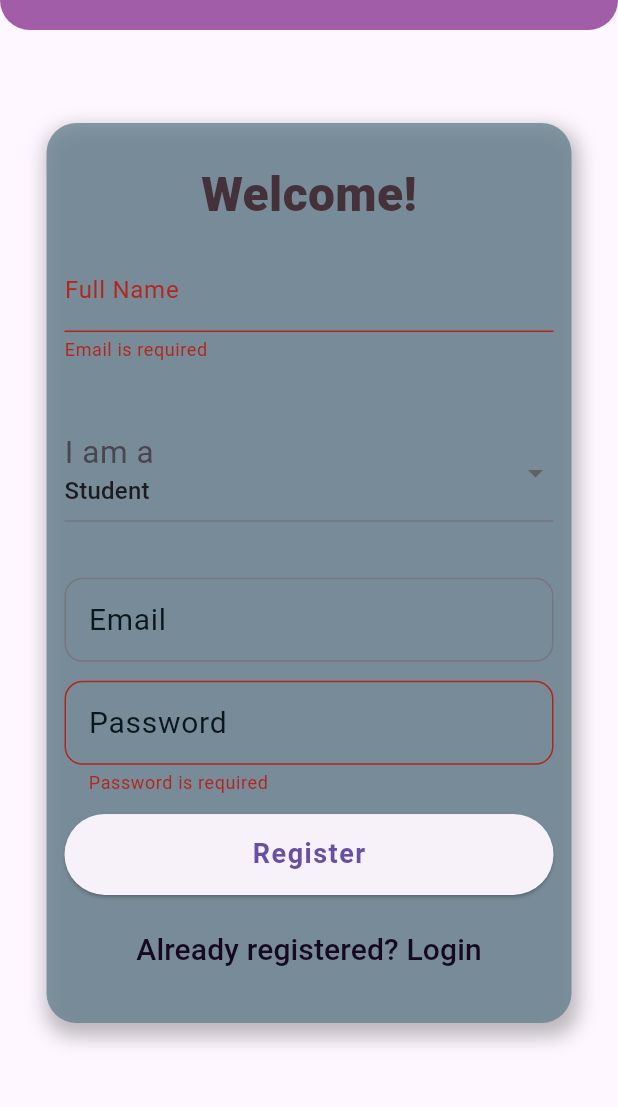
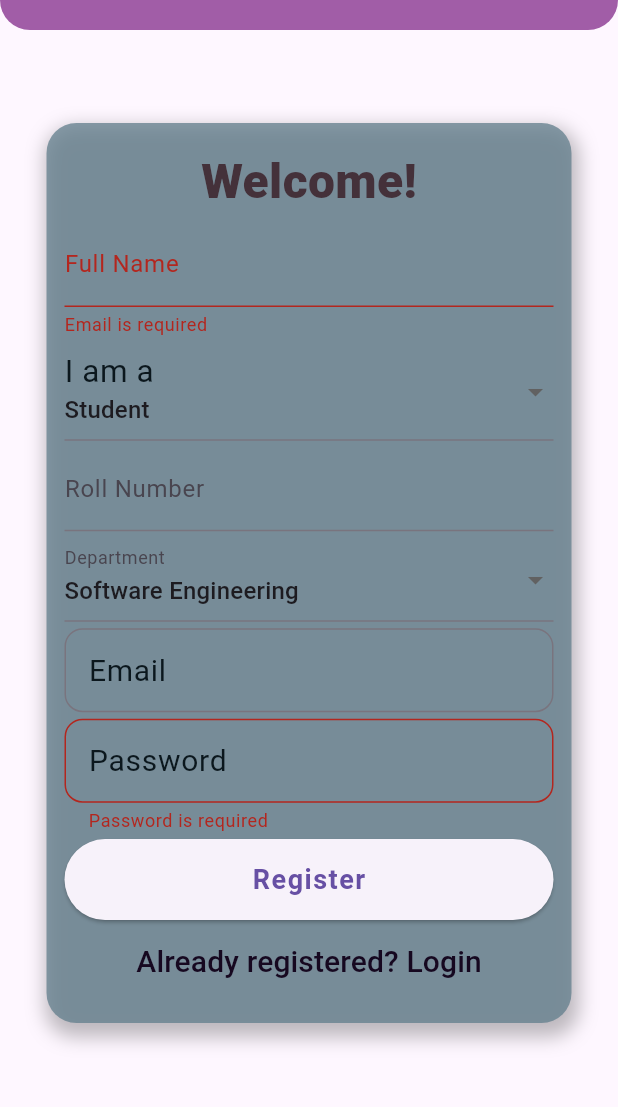
Before and after one commit to Akbar-Hossan/AttendLite, a Flutter app: the screen it shows after launch, after a tap on "Log In", after a tap on "Don't have an account? Register", on a phone screen of 412 x 824 dp, the part 120-1227 px from its top. Run offline on Flutter 3.47's test engine with Material 3 defaults, Android fonts, the phone set to English and light mode, and no system bars; our stand-ins replace cloud_firestore, firebase_auth, firebase_core; accounts and stored records are empty.

Commit message:
department added and teachers section updated

```diff
--- /dev/null
+++ b/lib/data/departments.dart
@@ -0,0 +1,30 @@
+
+final List<String> departments = [
+  'Software Engineering',
+  'Architecture',
+  'Chemical Engineering and Polymer Science',
+  'Civil and Environmental Engineering',
+  'Computer Science and Engineering',
+  'Electrical and Electronic Engineering',
+  'Food Engineering and Tea Technology',
+  'Industrial and Production Engineering',
+  'Mechanical Engineering',
+  'Petroleum and Mining Engineering',
+  'Biochemistry and Molecular Biology',
+  'Genetic Engineering and Biotechnology',
+  'Business Administration',
+  'Chemistry',
+  'Geography and Environment',
+  'Mathematics',
+  'Physics',
+  'Statistics',
+  'Oceanography',
+  'Anthropology',
+  'Bangla',
+  'English',
+  'Economics',
+  'Political Studies',
+  'Public Administration',
+  'Social Work',
+  'Sociology',
+];
--- a/lib/screens/auth_wrapper.dart
+++ b/lib/screens/auth_wrapper.dart
@@ -1,7 +1,7 @@
+import 'package:attend_lite/screens/student_home.dart';
 import 'package:flutter/material.dart';
 import 'package:firebase_auth/firebase_auth.dart';
 import 'login.dart';
-import 'home.dart';
 
 class AuthWrapper extends StatelessWidget {
   const AuthWrapper({super.key});
@@ -11,7 +11,7 @@ class AuthWrapper extends StatelessWidget {
     final user = FirebaseAuth.instance.currentUser;
 
     if (user != null) {
-      return HomeScreen();
+      return StudentHome();
     }
 
     return const Login();
--- a/lib/screens/login.dart
+++ b/lib/screens/login.dart
@@ -2,8 +2,9 @@ import 'package:attend_lite/screens/teacher_home.dart';
 import 'package:cloud_firestore/cloud_firestore.dart';
 import 'package:flutter/material.dart';
 import 'package:firebase_auth/firebase_auth.dart';
-import 'home.dart';
 import 'verify_email.dart';
+import 'student_home.dart';
+import '../data/departments.dart';
 
 class Login extends StatefulWidget {
   const Login({super.key});
@@ -17,15 +18,19 @@ class _LoginState extends State<Login> {
   String selectedRole = "student";
   bool isLogin = true;
   bool isLoading = false;
+  String? selectedDepartment = departments.first;
   // controllers
   final TextEditingController emailController = TextEditingController();
   final TextEditingController passwordController = TextEditingController();
   final TextEditingController nameController = TextEditingController();
+  final TextEditingController rollController = TextEditingController();
 
   Future<void> loginUser() async {
     final email = emailController.text.trim();
     final password = passwordController.text;
     final name = nameController.text.trim();
+    final roll = rollController.text.trim();
+    final dept = selectedDepartment;
 
     setState(() => isLoading = true);
 
@@ -47,7 +52,7 @@ class _LoginState extends State<Login> {
           context,
           MaterialPageRoute(
             builder: (context) =>
-                userRole == "student" ? TeacherHome() : TeacherHome(),
+                userRole == "student" ? StudentHome() : TeacherHome(),
           ), // for now homescreen
         );
       } else {
@@ -64,12 +69,16 @@ class _LoginState extends State<Login> {
               'name': name,
               'email': email,
               'role': selectedRole,
+              'roll': selectedRole == 'student' ? roll : null,
+              'dept': dept,
               'createAt': FieldValue.serverTimestamp(),
             });
 
         Navigator.pushReplacement(
           context,
-          MaterialPageRoute(builder: (context) => VerifyEmail()),
+          MaterialPageRoute(
+            builder: (context) => VerifyEmail(role: selectedRole),
+          ),
         );
       }
     } on FirebaseAuthException catch (e) {
@@ -145,9 +154,9 @@ class _LoginState extends State<Login> {
               },
               decoration: const InputDecoration(labelText: 'Full Name'),
             ),
-            const SizedBox(height: 16),
             DropdownButtonFormField<String>(
               value: selectedRole,
+
               items: const [
                 DropdownMenuItem(value: 'student', child: Text('Student')),
                 DropdownMenuItem(value: 'teacher', child: Text('Teacher')),
@@ -155,17 +164,63 @@ class _LoginState extends State<Login> {
               onChanged: (value) => setState(() => selectedRole = value!),
               decoration: const InputDecoration(
                 labelText: 'I am a',
-                labelStyle: TextStyle(fontSize: 28),
+                labelStyle: TextStyle(
+                  fontSize: 28,
+                  color: const Color.fromARGB(255, 11, 23, 29),
                 ),
               ),
-            const SizedBox(height: 12),
+            ),
+
+            if (selectedRole == 'student') ...[
+              TextFormField(
+                controller: rollController,
+                validator: (value) {
+                  if (value == null || value.trim().isEmpty) {
+                    return 'Please enter your roll number';
+                  }
+                  return null;
+                },
+                decoration: const InputDecoration(labelText: 'Roll Number'),
+              ),
             ],
+            DropdownButtonFormField<String>(
+              value: selectedDepartment,
+              isExpanded: true,
+              items: departments.map((dept) {
+                return DropdownMenuItem<String>(
+                  value: dept,
+                  child: Text(dept, overflow: TextOverflow.ellipsis),
+                );
+              }).toList(),
+              onChanged: (value) {
+                setState(() {
+                  selectedDepartment = value;
+                });
+              },
+              validator: (value) {
+                if (value == null || value.isEmpty) {
+                  return 'Please select a department';
+                }
+                return null;
+              },
+              decoration: const InputDecoration(labelText: 'Department'),
+            ),
+          ],
+
           _emailTextForm(),
-          // SizedBox(height: 16,),
+
           _passwordTextForm(),
 
           _logInbutton(),
-          TextButton(
+
+          _loginSwitchButton(),
+        ],
+      ),
+    );
+  }
+
+  TextButton _loginSwitchButton() {
+    return TextButton(
       onPressed: () {
         emailController.clear();
         passwordController.clear();
@@ -183,9 +238,6 @@ class _LoginState extends State<Login> {
           fontSize: 20,
           color: const Color.fromARGB(255, 22, 8, 32),
         ),
-            ),
-          ),
-        ],
       ),
     );
   }
--- a/pubspec.yaml
+++ b/pubspec.yaml
@@ -37,6 +37,7 @@ dependencies:
   firebase_core: ^4.13.0
   firebase_auth: ^6.5.7
   cloud_firestore: ^6.8.0
+  intl: ^0.20.3
 
 dev_dependencies:
   flutter_test:
```
Also changed, not shown: lib/screens/home.dart (deleted, +0 -97 lines), lib/screens/session_page.dart (added, +157 -0 lines), lib/screens/student_home.dart (added, +44 -0 lines), lib/screens/teacher_home.dart (+94 -25 lines), lib/screens/verify_email.dart (+20 -5 lines), pubspec.lock. Lines whose indentation alone changed are shown as unchanged.
